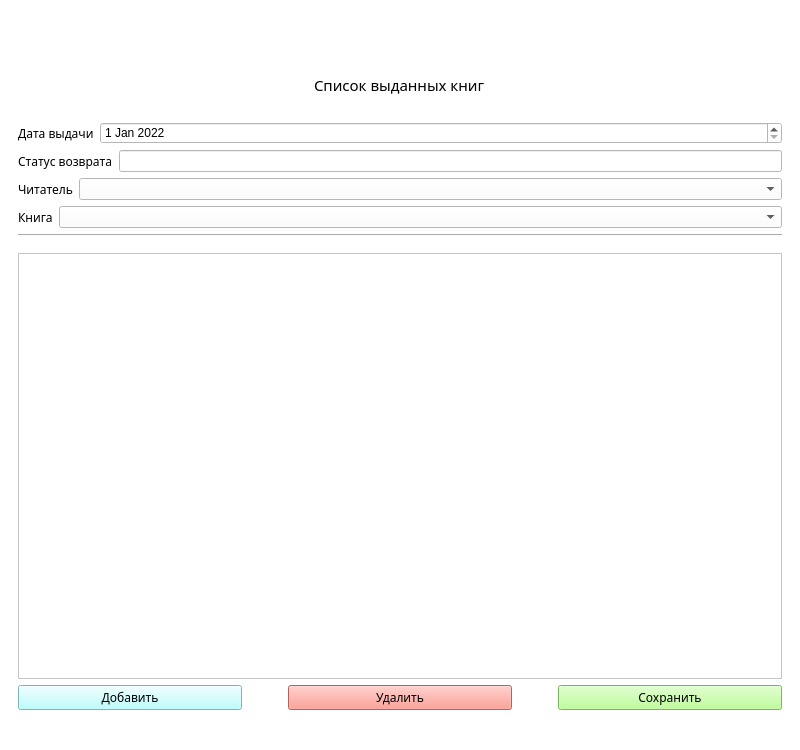
Old version of the form forms/main.ui in the repository programmister68/coursework_library_db.
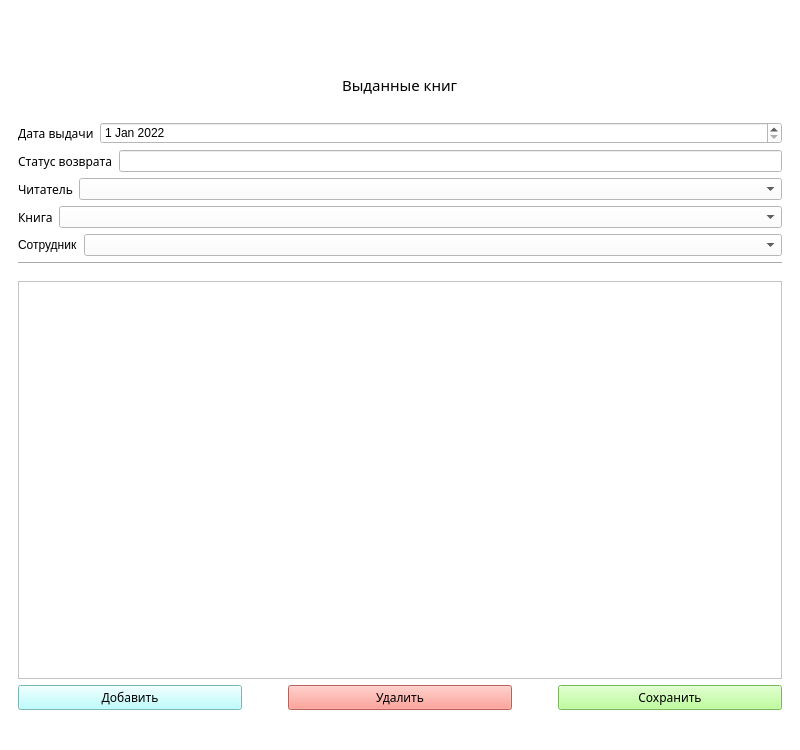
New version of the form. The open tabs and pages were chosen to show the change. Icons and pictures are not drawn.

```diff
--- a/forms/main.ui
+++ b/forms/main.ui
@@ -749,7 +749,7 @@
              </font>
             </property>
             <property name="text">
-             <string>Список выданных книг</string>
+             <string>Выданные книг</string>
             </property>
            </widget>
           </item>
@@ -880,6 +880,27 @@
             </item>
            </layout>
           </item>
+          <item>
+           <layout class="QHBoxLayout" name="horizontalLayout_2">
+            <item>
+             <widget class="QLabel" name="label_34">
+              <property name="text">
+               <string>Сотрудник</string>
+              </property>
+             </widget>
+            </item>
+            <item>
+             <widget class="QComboBox" name="employee_combobox">
+              <property name="sizePolicy">
+               <sizepolicy hsizetype="Expanding" vsizetype="Fixed">
+                <horstretch>0</horstretch>
+                <verstretch>0</verstretch>
+               </sizepolicy>
+              </property>
+             </widget>
+            </item>
+           </layout>
+          </item>
           <item>
            <widget class="Line" name="line_4">
             <property name="orientation">
```
Left out of the diff: 8 changed lines with no effect on the pictures.
